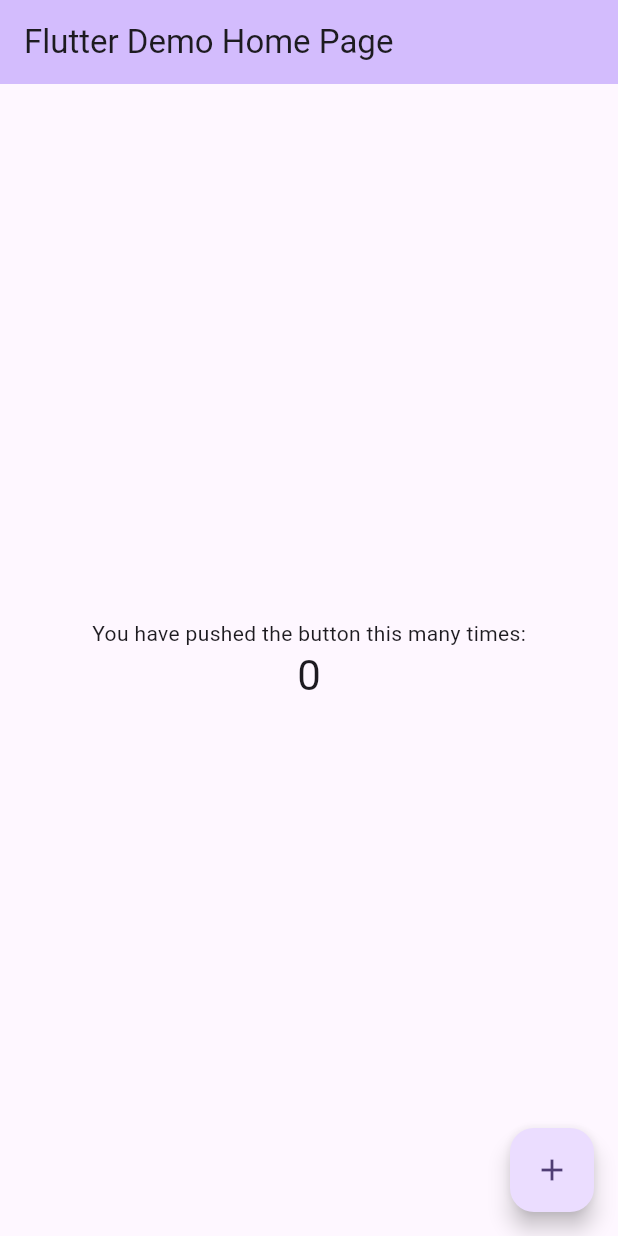
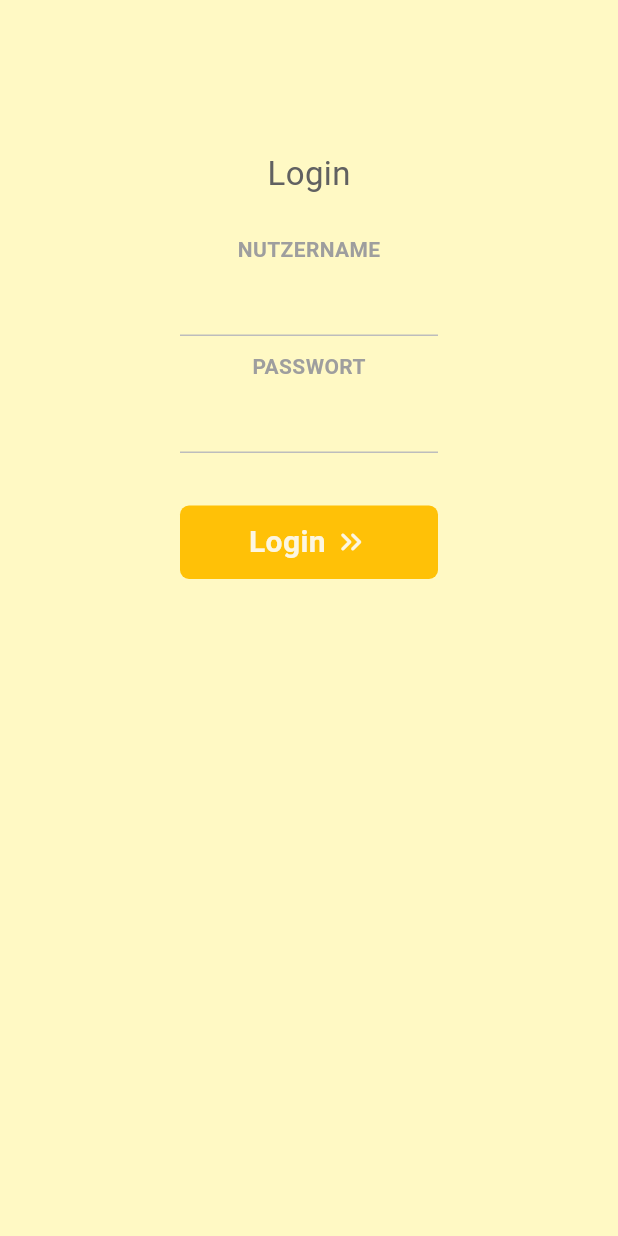
Before and after one commit to michaelackstaller/firmpass01, a Flutter app: the screen it shows after launch, on a phone screen of 412 x 824 dp. Run offline on Flutter 3.47's test engine with Material 3 defaults, Android fonts, the phone set to English and light mode, and no system bars.

Commit message:
Design LoginPage

```diff
--- /dev/null
+++ b/lib/components/login_button.dart
@@ -0,0 +1,43 @@
+import 'package:flutter/material.dart';
+
+class LoginButton extends StatelessWidget {
+  final Function()? onTapFunction;
+  final String myButtonText;
+
+  const LoginButton(
+      {super.key, required this.myButtonText, required this.onTapFunction});
+
+  @override
+  Widget build(BuildContext context) {
+    return GestureDetector(
+      onTap: () => onTapFunction,
+      child: Container(
+        padding: const EdgeInsets.all(10),
+        margin: const EdgeInsets.symmetric(horizontal: 120),
+        decoration: BoxDecoration(
+          color: Colors.amber,
+          borderRadius: BorderRadius.circular(6),
+        ),
+        child: const Row(
+          mainAxisAlignment: MainAxisAlignment.center,
+          children: [
+            Text(
+              "Login", //TODO add myButtonText
+              style: TextStyle(
+                color: Color.fromARGB(255, 252, 246, 226),
+                fontWeight: FontWeight.bold,
+                fontSize: 20,
+              ),
+            ),
+            SizedBox(width: 5),
+            Icon(
+              Icons.keyboard_double_arrow_right_rounded,
+              color: Color.fromARGB(255, 252, 246, 226),
+
+            )
+          ],
+        ),
+      ),
+    );
+  }
+}
--- /dev/null
+++ b/lib/components/login_textField.dart
@@ -0,0 +1,45 @@
+import 'package:flutter/material.dart';
+
+class LoginTextField extends StatelessWidget {
+  final controller;
+  final String hintText;
+  final bool obscureText;
+
+  const LoginTextField({
+    super.key,
+    required this.controller,
+    required this.hintText,
+    required this.obscureText,
+  });
+
+  @override
+  Widget build(BuildContext context) {
+    return Column(children: [
+      Text(
+        hintText,
+        textAlign: TextAlign.left,
+        style: TextStyle(
+          fontSize: 14,
+          fontWeight: FontWeight.w600,
+          color: Colors.grey.shade500,
+        ),
+      ),
+      Padding(
+        padding: const EdgeInsets.symmetric(horizontal: 120),
+        child: TextField(
+          controller: controller,
+          obscureText: obscureText,
+          decoration: InputDecoration(
+            enabledBorder: UnderlineInputBorder(
+              borderSide: BorderSide(color: Colors.grey.shade400),
+            ),
+            focusedBorder: UnderlineInputBorder(
+              borderSide: BorderSide(color: Colors.grey.shade400),
+            ),
+            hintStyle: TextStyle(color: Colors.grey[500]),
+          ),
+        ),
+      )
+    ]);
+  }
+}
--- a/lib/main.dart
+++ b/lib/main.dart
@@ -1,3 +1,4 @@
+import 'package:firmpass/screens/login_screen.dart';
 import 'package:flutter/material.dart';
 
 void main() {
@@ -12,114 +13,11 @@
   Widget build(BuildContext context) {
     return MaterialApp(
       title: 'Flutter Demo',
-      theme: ThemeData(
-        // This is the theme of your application.
-        //
-        // TRY THIS: Try running your application with "flutter run". You'll see
-        // the application has a purple toolbar. Then, without quitting the app,
-        // try changing the seedColor in the colorScheme below to Colors.green
-        // and then invoke "hot reload" (save your changes or press the "hot
-        // reload" button in a Flutter-supported IDE, or press "r" if you used
-        // the command line to start the app).
-        //
-        // Notice that the counter didn't reset back to zero; the application
-        // state is not lost during the reload. To reset the state, use hot
-        // restart instead.
-        //
-        // This works for code too, not just values: Most code changes can be
-        // tested with just a hot reload.
-        colorScheme: ColorScheme.fromSeed(seedColor: Colors.deepPurple),
-        useMaterial3: true,
-      ),
-      home: const MyHomePage(title: 'Flutter Demo Home Page'),
+      home: LoginPage(),
+
+      routes: {
+        '/screens/login_screen.dart': (context) => LoginPage(),
+      },
     );
   }
 }
-
-class MyHomePage extends StatefulWidget {
-  const MyHomePage({super.key, required this.title});
-
-  // This widget is the home page of your application. It is stateful, meaning
-  // that it has a State object (defined below) that contains fields that affect
-  // how it looks.
-
-  // This class is the configuration for the state. It holds the values (in this
-  // case the title) provided by the parent (in this case the App widget) and
-  // used by the build method of the State. Fields in a Widget subclass are
-  // always marked "final".
-
-  final String title;
-
-  @override
-  State<MyHomePage> createState() => _MyHomePageState();
-}
-
-class _MyHomePageState extends State<MyHomePage> {
-  int _counter = 0;
-
-  void _incrementCounter() {
-    setState(() {
-      // This call to setState tells the Flutter framework that something has
-      // changed in this State, which causes it to rerun the build method below
-      // so that the display can reflect the updated values. If we changed
-      // _counter without calling setState(), then the build method would not be
-      // called again, and so nothing would appear to happen.
-      _counter++;
-    });
-  }
-
-  @override
-  Widget build(BuildContext context) {
-    // This method is rerun every time setState is called, for instance as done
-    // by the _incrementCounter method above.
-    //
-    // The Flutter framework has been optimized to make rerunning build methods
-    // fast, so that you can just rebuild anything that needs updating rather
-    // than having to individually change instances of widgets.
-    return Scaffold(
-      appBar: AppBar(
-        // TRY THIS: Try changing the color here to a specific color (to
-        // Colors.amber, perhaps?) and trigger a hot reload to see the AppBar
-        // change color while the other colors stay the same.
-        backgroundColor: Theme.of(context).colorScheme.inversePrimary,
-        // Here we take the value from the MyHomePage object that was created by
-        // the App.build method, and use it to set our appbar title.
-        title: Text(widget.title),
-      ),
-      body: Center(
-        // Center is a layout widget. It takes a single child and positions it
-        // in the middle of the parent.
-        child: Column(
-          // Column is also a layout widget. It takes a list of children and
-          // arranges them vertically. By default, it sizes itself to fit its
-          // children horizontally, and tries to be as tall as its parent.
-          //
-          // Column has various properties to control how it sizes itself and
-          // how it positions its children. Here we use mainAxisAlignment to
-          // center the children vertically; the main axis here is the vertical
-          // axis because Columns are vertical (the cross axis would be
-          // horizontal).
-          //
-          // TRY THIS: Invoke "debug painting" (choose the "Toggle Debug Paint"
-          // action in the IDE, or press "p" in the console), to see the
-          // wireframe for each widget.
-          mainAxisAlignment: MainAxisAlignment.center,
-          children: <Widget>[
-            const Text(
-              'You have pushed the button this many times:',
-            ),
-            Text(
-              '$_counter',
-              style: Theme.of(context).textTheme.headlineMedium,
-            ),
-          ],
-        ),
-      ),
-      floatingActionButton: FloatingActionButton(
-        onPressed: _incrementCounter,
-        tooltip: 'Increment',
-        child: const Icon(Icons.add),
-      ), // This trailing comma makes auto-formatting nicer for build methods.
-    );
-  }
-}
--- /dev/null
+++ b/lib/screens/home_screen.dart
@@ -0,0 +1,10 @@
+import 'package:flutter/material.dart';
+
+class HomePage extends StatelessWidget {
+  const HomePage({super.key});
+
+  @override
+  Widget build(BuildContext context) {
+    return const Placeholder();
+  }
+}
--- /dev/null
+++ b/lib/screens/login_screen.dart
@@ -0,0 +1,81 @@
+import 'package:flutter/material.dart';
+import 'package:firmpass/components/login_textField.dart';
+import 'package:firmpass/screens/home_screen.dart';
+import 'package:firmpass/components/login_button.dart';
+
+class LoginPage extends StatelessWidget {
+  LoginPage({super.key});
+
+  // text editing controllers
+  final usernameController = TextEditingController();
+  final passwordController = TextEditingController();
+
+  // sign user in method
+  void signUserIn() {}
+
+  @override
+  Widget build(BuildContext context) {
+    return Scaffold(
+      backgroundColor: Colors.yellow[100],
+      body: SafeArea(
+        child: Center(
+          child: Column(
+            children: [
+              const SizedBox(height: 50),
+              /*SizedBox(
+                width: 100,
+                height: 100,
+                child:
+                    Image.asset("assets/images/image.png"), //TODO Schönes Foto!
+              ),*/
+              const SizedBox(height: 50),
+              // welcome back, you've been missed!
+              Text(
+                'Login',
+                style: TextStyle(
+                    color: Colors.grey[700],
+                    fontSize: 22,
+                    fontWeight: FontWeight.w400),
+              ),
+
+              const SizedBox(height: 25),
+
+              // username textfield
+              LoginTextField(
+                controller: usernameController,
+                hintText: 'NUTZERNAME',
+                obscureText: false,
+              ),
+
+              const SizedBox(height: 10),
+
+              // password textfield
+              LoginTextField(
+                controller: passwordController,
+                hintText: 'PASSWORT',
+                obscureText: true,
+              ),
+
+              const SizedBox(height: 10),
+
+              const SizedBox(height: 25),
+
+              // sign in button
+              LoginButton(
+                myButtonText: "Login",
+                onTapFunction: () async {
+                  Navigator.pushNamed(context, '/screens/home_screen.dart');
+                  //TODO loginFunktion
+                },
+              ),
+
+              const SizedBox(height: 50),
+
+              const SizedBox(height: 50),
+            ],
+          ),
+        ),
+      ),
+    );
+  }
+}
```
